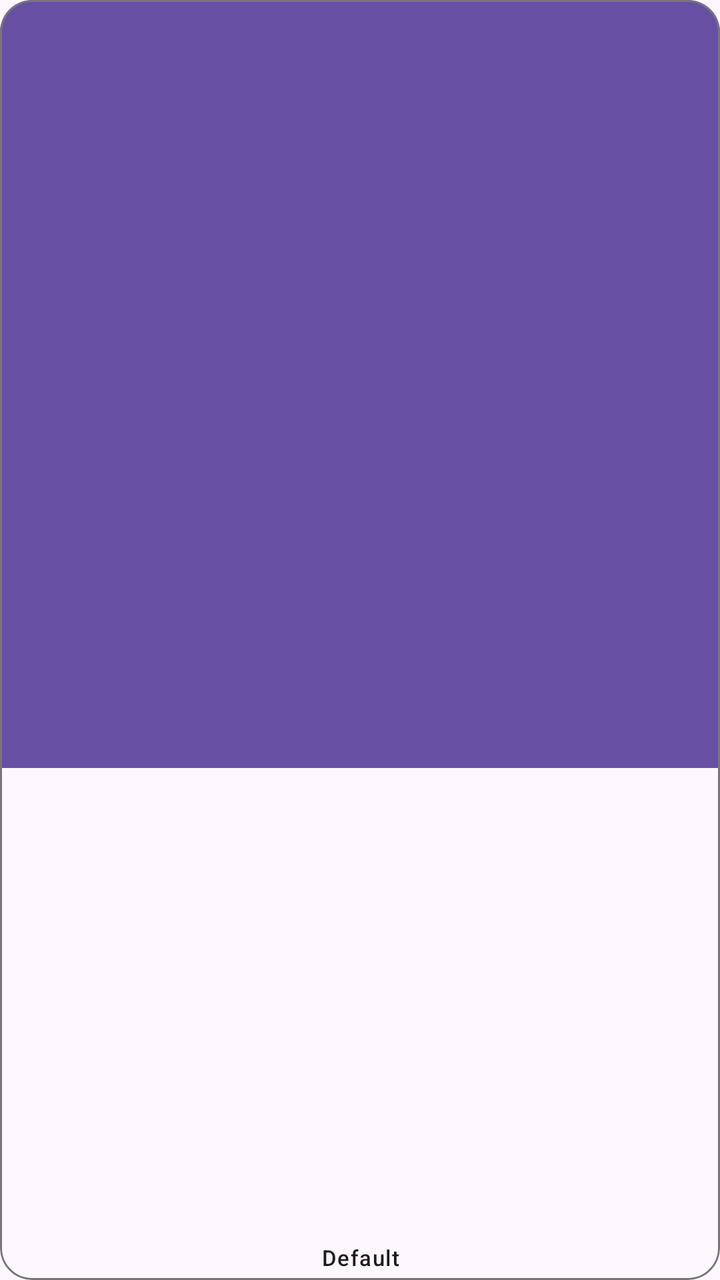
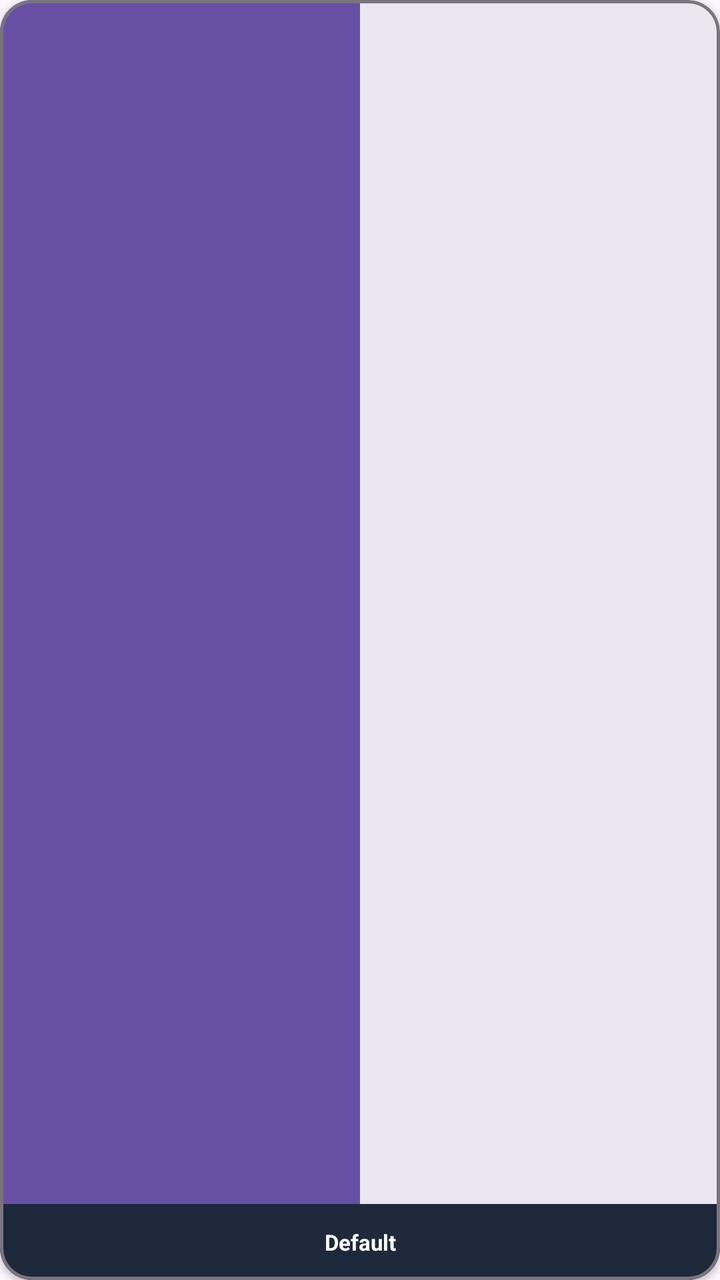

Two renders of the same Android screen: before a commit and after it. Below are the layout's source before the change and the commit's diff.
<!-- AndroidManifest.xml: application theme Theme_Myusiq -->
<!-- res/layout/item_palette_option.xml -->
<?xml version="1.0" encoding="utf-8"?>
<com.google.android.material.card.MaterialCardView xmlns:android="http://schemas.android.com/apk/res/android"
    xmlns:app="http://schemas.android.com/apk/res-auto"
    android:layout_width="80dp"
    android:layout_height="100dp"
    android:layout_margin="6dp"
    android:clickable="true"
    android:focusable="true"
    app:cardCornerRadius="16dp"
    app:cardElevation="0dp"
    app:strokeColor="?attr/colorOutline"
    app:strokeWidth="1dp">

    <androidx.constraintlayout.widget.ConstraintLayout
        android:layout_width="match_parent"
        android:layout_height="match_parent">

        <View
            android:id="@+id/viewColorPrimary"
            android:layout_width="match_parent"
            android:layout_height="0dp"
            android:background="?attr/colorPrimary"
            app:layout_constraintHeight_percent="0.6"
            app:layout_constraintTop_toTopOf="parent" />

        <View
            android:id="@+id/viewColorSurface"
            android:layout_width="match_parent"
            android:layout_height="0dp"
            android:background="?attr/colorSurface"
            app:layout_constraintBottom_toBottomOf="parent"
            app:layout_constraintTop_toBottomOf="@id/viewColorPrimary" />

        <ImageView
            android:id="@+id/ivSelected"
            android:layout_width="24dp"
            android:layout_height="24dp"
            android:src="@drawable/ic_check"
            android:visibility="gone"
            app:layout_constraintBottom_toBottomOf="parent"
            app:layout_constraintEnd_toEndOf="parent"
            app:layout_constraintStart_toStartOf="parent"
            app:layout_constraintTop_toTopOf="parent"
            app:tint="?attr/colorOnPrimary" />

        <TextView
            android:id="@+id/tvPaletteName"
            android:layout_width="match_parent"
            android:layout_height="wrap_content"
            android:gravity="center"
            android:padding="4dp"
            android:text="Default"
            android:textAppearance="?attr/textAppearanceLabelSmall"
            android:textColor="?attr/colorOnSurface"
            app:layout_constraintBottom_toBottomOf="parent" />

    </androidx.constraintlayout.widget.ConstraintLayout>
</com.google.android.material.card.MaterialCardView>
<!-- resources referenced by this layout -->
<resources>
  <!-- drawable ic_check (drawable) -->
  <vector xmlns:android="http://schemas.android.com/apk/res/android" android:height="24dp" android:tint="#000000" android:viewportHeight="960" android:viewportWidth="960" android:width="24dp">
  
      <path android:fillColor="@android:color/white" android:pathData="M382,720L154,492L211,435L382,606L749,239L806,296L382,720Z"/>
  
  </vector>
  <style name="Theme_Myusiq" parent="Base.Theme_Myusiq">
          <item name="colorPrimary">@color/md_theme_default_primary</item>
      </style>
  <style name="Base.Theme_Myusiq" parent="Theme.Material3.DayNight.NoActionBar">
          <item name="android:navigationBarColor">@android:color/transparent</item>
          <item name="android:statusBarColor">@android:color/transparent</item>
          <item name="android:windowTranslucentStatus">false</item>
          <item name="android:windowTranslucentNavigation">false</item>
          <item name="android:windowDrawsSystemBarBackgrounds">true</item>
      </style>
  <color name="md_theme_default_primary">#6750A4</color>
</resources>

<!-- the commit's change to res/layout/item_palette_option.xml (unified diff, before → after) -->
@@ -1,58 +1,87 @@
 <?xml version="1.0" encoding="utf-8"?>
 <com.google.android.material.card.MaterialCardView xmlns:android="http://schemas.android.com/apk/res/android"
     xmlns:app="http://schemas.android.com/apk/res-auto"
-    android:layout_width="80dp"
-    android:layout_height="100dp"
+    android:layout_width="104dp"
+    android:layout_height="116dp"
     android:layout_margin="6dp"
     android:clickable="true"
     android:focusable="true"
     app:cardCornerRadius="16dp"
-    app:cardElevation="0dp"
+    app:cardElevation="2dp"
     app:strokeColor="?attr/colorOutline"
-    app:strokeWidth="1dp">
+    app:strokeWidth="1.5dp">
 
     <androidx.constraintlayout.widget.ConstraintLayout
         android:layout_width="match_parent"
         android:layout_height="match_parent">
 
-        <View
-            android:id="@+id/viewColorPrimary"
+        
+        <LinearLayout
+            android:id="@+id/layoutColorPreview"
             android:layout_width="match_parent"
             android:layout_height="0dp"
-            android:background="?attr/colorPrimary"
-            app:layout_constraintHeight_percent="0.6"
-            app:layout_constraintTop_toTopOf="parent" />
+            android:orientation="horizontal"
+            app:layout_constraintBottom_toTopOf="@id/layoutLabelBg"
+            app:layout_constraintTop_toTopOf="parent">
 
-        <View
-            android:id="@+id/viewColorSurface"
+            <View
+                android:id="@+id/viewColorPrimary"
+                android:layout_width="0dp"
+                android:layout_height="match_parent"
+                android:layout_weight="1"
+                android:background="?attr/colorPrimary" />
+
+            <View
+                android:id="@+id/viewColorSurface"
+                android:layout_width="0dp"
+                android:layout_height="match_parent"
+                android:layout_weight="1"
+                android:background="?attr/colorSurfaceContainerHigh" />
+        </LinearLayout>
+
+        
+        <FrameLayout
+            android:id="@+id/cardCheckBadge"
+            android:layout_width="26dp"
+            android:layout_height="26dp"
+            android:layout_margin="6dp"
+            android:visibility="gone"
+            app:layout_constraintEnd_toEndOf="parent"
+            app:layout_constraintTop_toTopOf="parent">
+
+            <ImageView
+                android:id="@+id/ivSelected"
+                android:layout_width="match_parent"
+                android:layout_height="match_parent"
+                android:background="@drawable/bg_circle_primary"
+                android:padding="4dp"
+                android:src="@drawable/ic_check"
+                app:tint="@android:color/white" />
+        </FrameLayout>
+
+        
+        <FrameLayout
+            android:id="@+id/layoutLabelBg"
             android:layout_width="match_parent"
-            android:layout_height="0dp"
-            android:background="?attr/colorSurface"
-            app:layout_constraintBottom_toBottomOf="parent"
-            app:layout_constraintTop_toBottomOf="@id/viewColorPrimary" />
+            android:layout_height="38dp"
+            android:background="#1E293B"
+            android:paddingHorizontal="4dp"
+            android:paddingVertical="2dp"
+            app:layout_constraintBottom_toBottomOf="parent">
 
-        <ImageView
-            android:id="@+id/ivSelected"
-            android:layout_width="24dp"
-            android:layout_height="24dp"
-            android:src="@drawable/ic_check"
-            android:visibility="gone"
-            app:layout_constraintBottom_toBottomOf="parent"
-            app:layout_constraintEnd_toEndOf="parent"
-            app:layout_constraintStart_toStartOf="parent"
-            app:layout_constraintTop_toTopOf="parent"
-            app:tint="?attr/colorOnPrimary" />
-
-        <TextView
-            android:id="@+id/tvPaletteName"
-            android:layout_width="match_parent"
-            android:layout_height="wrap_content"
-            android:gravity="center"
-            android:padding="4dp"
-            android:text="Default"
-            android:textAppearance="?attr/textAppearanceLabelSmall"
-            android:textColor="?attr/colorOnSurface"
-            app:layout_constraintBottom_toBottomOf="parent" />
+            <TextView
+                android:id="@+id/tvPaletteName"
+                android:layout_width="match_parent"
+                android:layout_height="wrap_content"
+                android:layout_gravity="center"
+                android:ellipsize="end"
+                android:gravity="center"
+                android:maxLines="2"
+                android:text="Default"
+                android:textColor="@android:color/white"
+                android:textSize="11sp"
+                android:textStyle="bold" />
+        </FrameLayout>
 
     </androidx.constraintlayout.widget.ConstraintLayout>
 </com.google.android.material.card.MaterialCardView>
<!-- resource entries referenced after the edit -->
@@ -1,21 +1,51 @@
 <!-- resources referenced by this layout -->
 <resources>
+  <!-- drawable bg_circle_primary (drawable) -->
+  <?xml version="1.0" encoding="utf-8"?>
+  <shape xmlns:android="http://schemas.android.com/apk/res/android"
+      android:shape="oval">
+      <solid android:color="?attr/colorPrimary" />
+  </shape>
   <!-- drawable ic_check (drawable) -->
   <vector xmlns:android="http://schemas.android.com/apk/res/android" android:height="24dp" android:tint="#000000" android:viewportHeight="960" android:viewportWidth="960" android:width="24dp">
   
       <path android:fillColor="@android:color/white" android:pathData="M382,720L154,492L211,435L382,606L749,239L806,296L382,720Z"/>
   
   </vector>
-  <style name="Theme_Myusiq" parent="Base.Theme_Myusiq">
-          <item name="colorPrimary">@color/md_theme_default_primary</item>
-      </style>
-  <style name="Base.Theme_Myusiq" parent="Theme.Material3.DayNight.NoActionBar">
+  <style name="Theme_Myusiq" parent="Theme.Material3.DayNight.NoActionBar">
           <item name="android:navigationBarColor">@android:color/transparent</item>
           <item name="android:statusBarColor">@android:color/transparent</item>
           <item name="android:windowTranslucentStatus">false</item>
           <item name="android:windowTranslucentNavigation">false</item>
           <item name="android:windowDrawsSystemBarBackgrounds">true</item>
+          <item name="colorOnPrimary">@color/white</item>
+          <item name="colorPrimaryContainer">#E8DEF8</item>
+          <item name="colorOnPrimaryContainer">#21005D</item>
+          <item name="colorSecondary">#625B71</item>
+          <item name="colorOnSecondary">@color/white</item>
+          <item name="colorSecondaryContainer">#E8DEF8</item>
+          <item name="colorOnSecondaryContainer">#1D192B</item>
+          <item name="colorTertiary">#7D5260</item>
+          <item name="colorOnTertiary">@color/white</item>
+          <item name="colorTertiaryContainer">#FFD8E4</item>
+          <item name="colorOnTertiaryContainer">#31111D</item>
+          <item name="colorError">#B3261E</item>
+          <item name="colorOnError">@color/white</item>
+          <item name="colorErrorContainer">#F9DEDC</item>
+          <item name="colorOnErrorContainer">#410E0B</item>
+          <item name="colorSurface">#FEF7FF</item>
+          <item name="colorOnSurface">#1D1B20</item>
+          <item name="colorSurfaceVariant">#E7E0EC</item>
+          <item name="colorOnSurfaceVariant">#49454F</item>
+          <item name="colorSurfaceContainer">#F3EDF7</item>
+          <item name="colorSurfaceContainerLow">#F7F2FA</item>
+          <item name="colorSurfaceContainerHigh">#ECE6F0</item>
+          <item name="colorSurfaceContainerHighest">#E6E0E9</item>
+          <item name="android:colorBackground">#FEF7FF</item>
+          <item name="colorOnBackground">#1D1B20</item>
+          <item name="colorOutline">#79747E</item>
+          <item name="colorOutlineVariant">#CAC4D0</item>
       </style>
-  <color name="md_theme_default_primary">#6750A4</color>
+  <color name="white">#FFFFFFFF</color>
 </resources>
 
